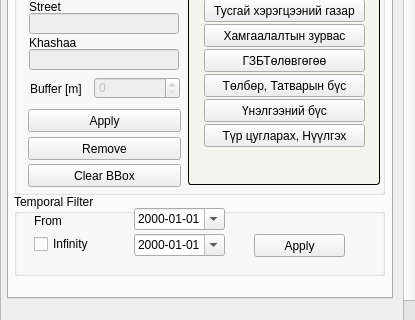
Qt form view/NavigatorWidget.ui (teamlm2/lm2_mgis) before a commit; both pictures show x 0 to 415 and y 293 to 613 of the 415 by 712 pixel window.
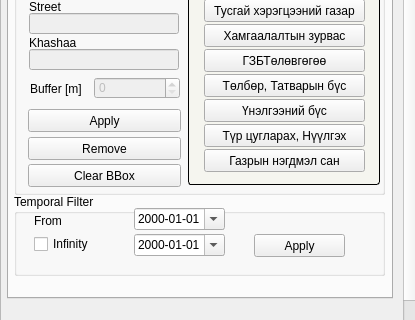
The same form after that commit.

```diff
--- a/view/NavigatorWidget.ui
+++ b/view/NavigatorWidget.ui
@@ -617,6 +617,19 @@
            <string>Түр цугларах, Нүүлгэх</string>
           </property>
          </widget>
+         <widget class="QPushButton" name="landuse_layer_button">
+          <property name="geometry">
+           <rect>
+            <x>16</x>
+            <y>265</y>
+            <width>161</width>
+            <height>23</height>
+           </rect>
+          </property>
+          <property name="text">
+           <string>Газрын нэгдмэл сан</string>
+          </property>
+         </widget>
         </widget>
        </widget>
        <widget class="QGroupBox" name="groupBox_6">
```
